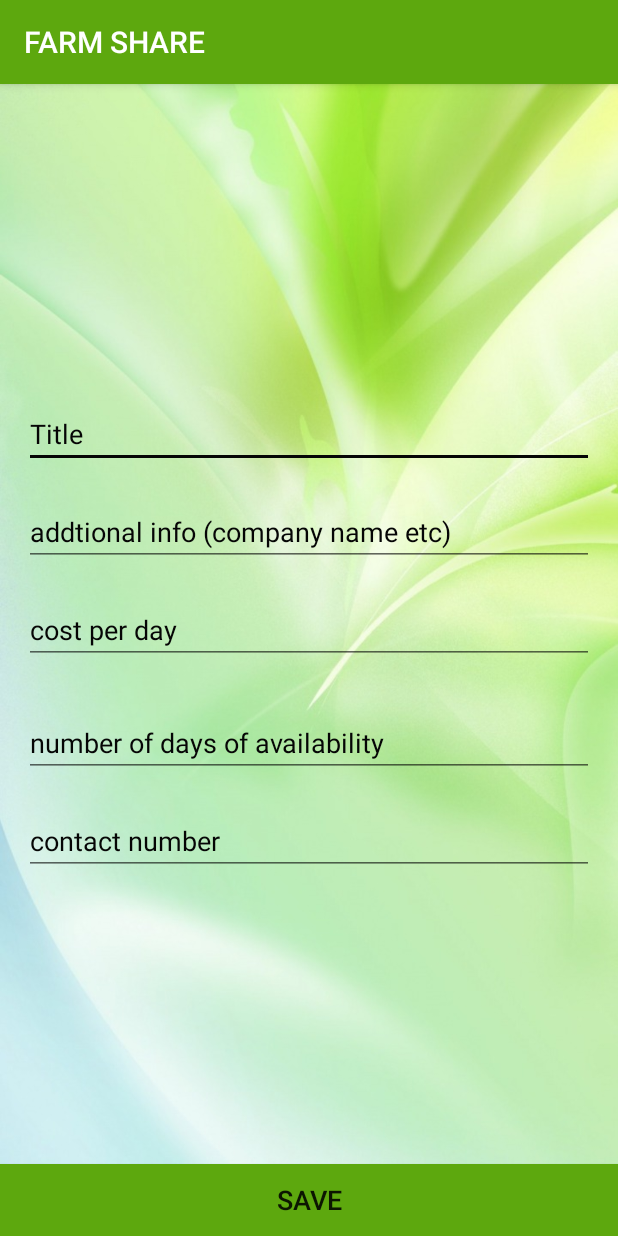
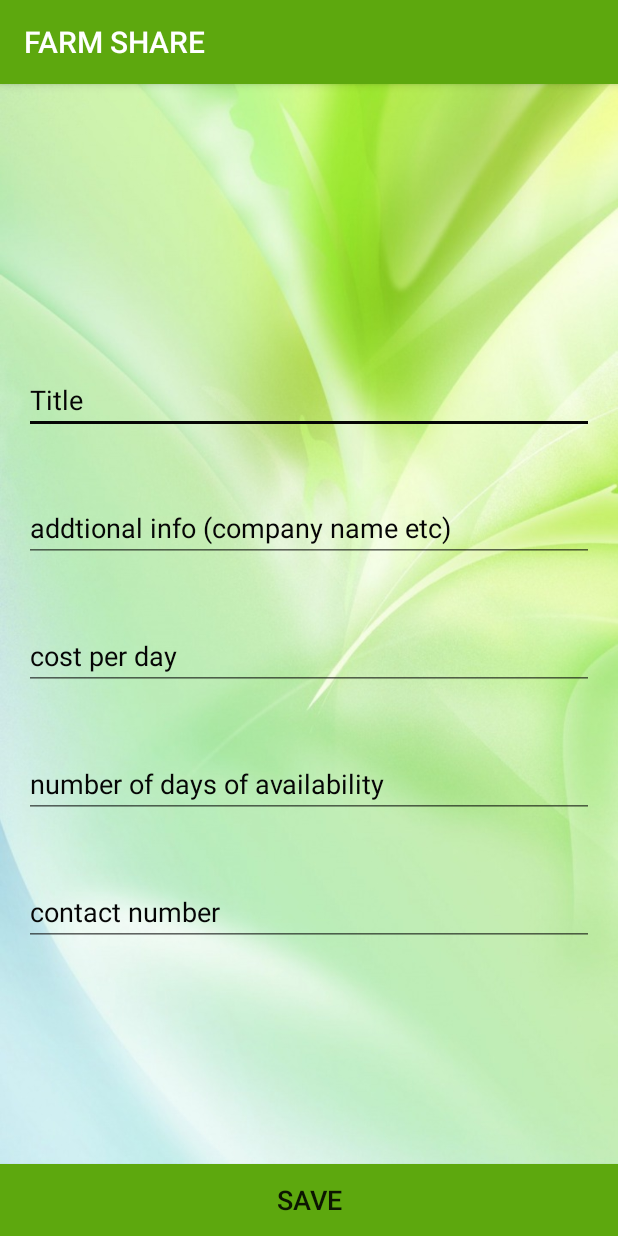
Before and after one commit to shanmukhchowdary147/Farm_Share, an Android app: the Add_Equip screen opened directly, with no data from a screen before it, on a phone screen of 412 x 824 dp. Run offline under Robolectric (Android 15) with nearby library versions, the phone set to English and light mode, and no system bars; Roboto replaces fonts that are not available here.

Commit message:
Farm Share Solutions

```diff
--- a/app/src/main/res/layout/activity_add__equip.xml
+++ b/app/src/main/res/layout/activity_add__equip.xml
@@ -32,11 +32,13 @@
         android:layout_marginStart="16dp"
         android:layout_marginTop="20dp"
         android:layout_marginEnd="16dp"
+        android:layout_marginBottom="20dp"
         android:ems="10"
         android:hint="addtional info (company name etc)"
         android:inputType="textPersonName"
         android:textColor="#050505"
         android:textColorHint="#050505"
+        app:layout_constraintBottom_toTopOf="@+id/editTextNumber"
         app:layout_constraintEnd_toEndOf="parent"
         app:layout_constraintStart_toStartOf="parent"
         app:layout_constraintTop_toBottomOf="@+id/title" />
@@ -92,7 +94,7 @@
         android:layout_width="0dp"
         android:layout_height="wrap_content"
         android:layout_marginStart="16dp"
-        android:layout_marginTop="10dp"
+        android:layout_marginTop="20dp"
         android:layout_marginEnd="16dp"
         android:layout_marginBottom="20dp"
         android:ems="10"
@@ -113,11 +115,13 @@
         android:layout_marginStart="16dp"
         android:layout_marginTop="20dp"
         android:layout_marginEnd="16dp"
+        android:layout_marginBottom="158dp"
         android:ems="10"
         android:hint="contact number"
         android:inputType="number"
         android:textColor="#050505"
         android:textColorHint="#050505"
+        app:layout_constraintBottom_toTopOf="@+id/save"
         app:layout_constraintEnd_toEndOf="parent"
         app:layout_constraintStart_toStartOf="parent"
         app:layout_constraintTop_toBottomOf="@+id/editTextNumber2" />
```
